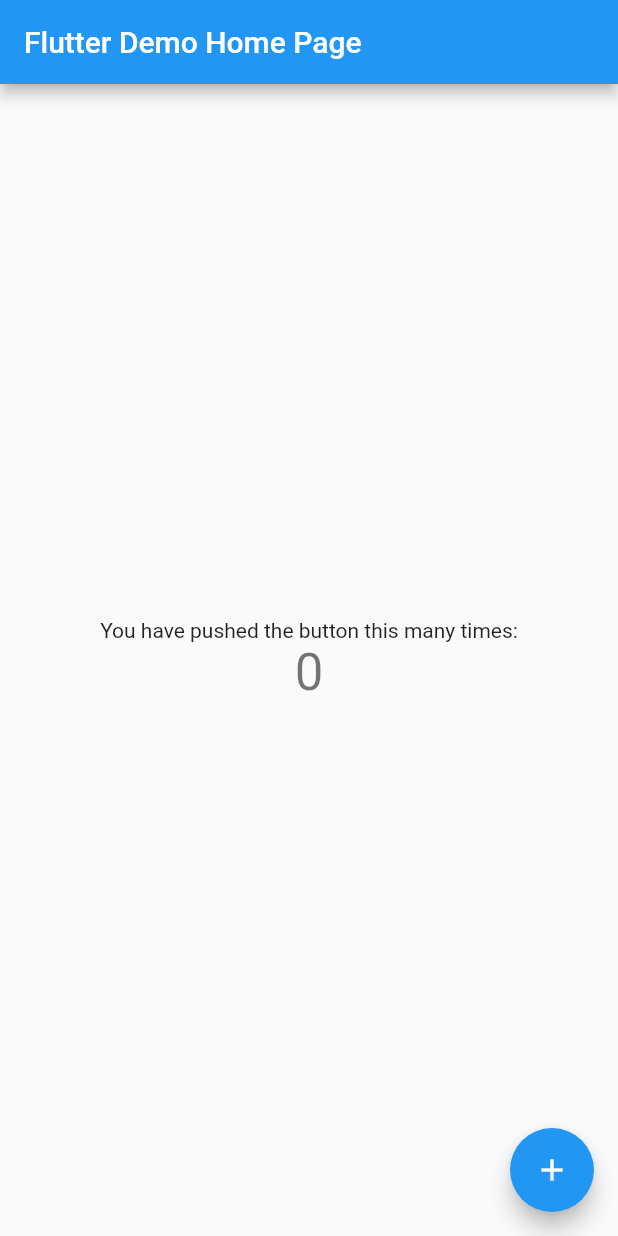
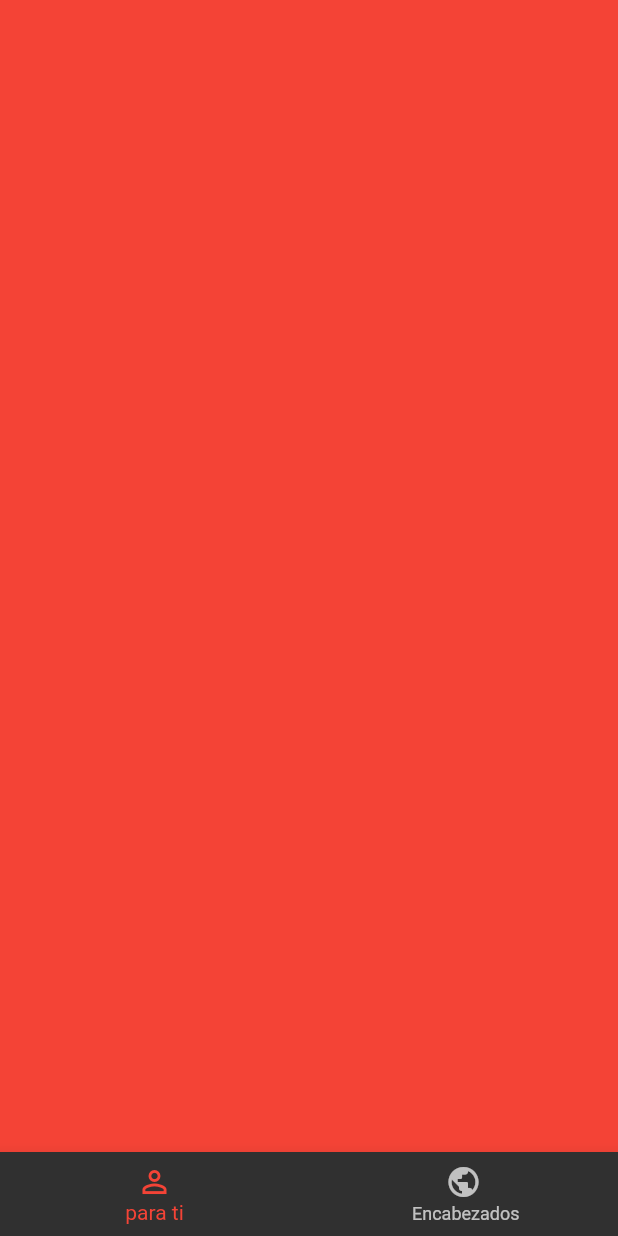
Before and after one commit to wallas83/flutterIntermediate, a Flutter app: the screen it shows after launch, on a phone screen of 412 x 824 dp. Run offline on Flutter 3.47's test engine with Material 2 defaults, Android fonts, the phone set to English and light mode, and no system bars.

```diff
--- a/lib/main.dart
+++ b/lib/main.dart
@@ -1,117 +1,17 @@
 import 'package:flutter/material.dart';
+import 'package:news_app/src/pages/tabs_page.dart';
+import 'package:news_app/src/theme/tema.dart';
 
-void main() {
-  runApp(MyApp());
-}
+void main() => runApp(MyApp());
 
 class MyApp extends StatelessWidget {
-  // This widget is the root of your application.
   @override
   Widget build(BuildContext context) {
     return MaterialApp(
-      title: 'Flutter Demo',
-      theme: ThemeData(
-        // This is the theme of your application.
-        //
-        // Try running your application with "flutter run". You'll see the
-        // application has a blue toolbar. Then, without quitting the app, try
-        // changing the primarySwatch below to Colors.green and then invoke
-        // "hot reload" (press "r" in the console where you ran "flutter run",
-        // or simply save your changes to "hot reload" in a Flutter IDE).
-        // Notice that the counter didn't reset back to zero; the application
-        // is not restarted.
-        primarySwatch: Colors.blue,
-        // This makes the visual density adapt to the platform that you run
-        // the app on. For desktop platforms, the controls will be smaller and
-        // closer together (more dense) than on mobile platforms.
-        visualDensity: VisualDensity.adaptivePlatformDensity,
-      ),
-      home: MyHomePage(title: 'Flutter Demo Home Page'),
+      debugShowCheckedModeBanner: false,
+      theme: miTema,
+      title: 'Material App',
+      home: Tabspage()
     );
   }
 }
-
-class MyHomePage extends StatefulWidget {
-  MyHomePage({Key key, this.title}) : super(key: key);
-
-  // This widget is the home page of your application. It is stateful, meaning
-  // that it has a State object (defined below) that contains fields that affect
-  // how it looks.
-
-  // This class is the configuration for the state. It holds the values (in this
-  // case the title) provided by the parent (in this case the App widget) and
-  // used by the build method of the State. Fields in a Widget subclass are
-  // always marked "final".
-
-  final String title;
-
-  @override
-  _MyHomePageState createState() => _MyHomePageState();
-}
-
-class _MyHomePageState extends State<MyHomePage> {
-  int _counter = 0;
-
-  void _incrementCounter() {
-    setState(() {
-      // This call to setState tells the Flutter framework that something has
-      // changed in this State, which causes it to rerun the build method below
-      // so that the display can reflect the updated values. If we changed
-      // _counter without calling setState(), then the build method would not be
-      // called again, and so nothing would appear to happen.
-      _counter++;
-    });
-  }
-
-  @override
-  Widget build(BuildContext context) {
-    // This method is rerun every time setState is called, for instance as done
-    // by the _incrementCounter method above.
-    //
-    // The Flutter framework has been optimized to make rerunning build methods
-    // fast, so that you can just rebuild anything that needs updating rather
-    // than having to individually change instances of widgets.
-    return Scaffold(
-      appBar: AppBar(
-        // Here we take the value from the MyHomePage object that was created by
-        // the App.build method, and use it to set our appbar title.
-        title: Text(widget.title),
-      ),
-      body: Center(
-        // Center is a layout widget. It takes a single child and positions it
-        // in the middle of the parent.
-        child: Column(
-          // Column is also a layout widget. It takes a list of children and
-          // arranges them vertically. By default, it sizes itself to fit its
-          // children horizontally, and tries to be as tall as its parent.
-          //
-          // Invoke "debug painting" (press "p" in the console, choose the
-          // "Toggle Debug Paint" action from the Flutter Inspector in Android
-          // Studio, or the "Toggle Debug Paint" command in Visual Studio Code)
-          // to see the wireframe for each widget.
-          //
-          // Column has various properties to control how it sizes itself and
-          // how it positions its children. Here we use mainAxisAlignment to
-          // center the children vertically; the main axis here is the vertical
-          // axis because Columns are vertical (the cross axis would be
-          // horizontal).
-          mainAxisAlignment: MainAxisAlignment.center,
-          children: <Widget>[
-            Text(
-              'You have pushed the button this many times:',
-            ),
-            Text(
-              '$_counter',
-              style: Theme.of(context).textTheme.headline4,
-            ),
-          ],
-        ),
-      ),
-      floatingActionButton: FloatingActionButton(
-        onPressed: _incrementCounter,
-        tooltip: 'Increment',
-        child: Icon(Icons.add),
-      ), // This trailing comma makes auto-formatting nicer for build methods.
-    );
-  }
-}
--- /dev/null
+++ b/lib/src/pages/tabs_page.dart
@@ -0,0 +1,75 @@
+import 'package:flutter/material.dart';
+import 'package:provider/provider.dart';
+
+class Tabspage extends StatelessWidget {
+  const Tabspage({Key key}) : super(key: key);
+
+  @override
+  Widget build(BuildContext context) {
+    return ChangeNotifierProvider(
+      create: (_) => new _NavegacionModel(),
+          child: Scaffold(
+        body: _Paginas(),
+        bottomNavigationBar: _Navegacion(),
+      ),
+    );
+  }
+}
+
+class _Navegacion extends StatelessWidget {
+  @override
+  Widget build(BuildContext context) {
+    //simula un singleton
+    final navegacionModel = Provider.of<_NavegacionModel>(context);
+    print('muestra la navegacionModel');
+    print(navegacionModel._paginaActual);
+    return BottomNavigationBar(
+      currentIndex: navegacionModel.paginaActual ,
+      onTap: (i) => navegacionModel.paginaActual = i ,
+      items: [
+      BottomNavigationBarItem(
+          icon: Icon(Icons.person_outline), title: Text('para ti')),
+      BottomNavigationBarItem(
+          icon: Icon(Icons.public), title: Text(' Encabezados'))
+    ]);
+  }
+}
+
+class _Paginas extends StatelessWidget {
+  @override
+  Widget build(BuildContext context) {
+
+
+  final navigationModel = Provider.of<_NavegacionModel>(context);
+    return PageView(
+      controller: navigationModel.pageController ,
+     // physics: BouncingScrollPhysics(),
+      physics: NeverScrollableScrollPhysics(),
+      children: <Widget>[
+        Container(
+          color: Colors.red,
+        ),
+        Container(
+          color: Colors.green,
+        )
+      ],
+    );
+  }
+}
+
+
+
+class _NavegacionModel with ChangeNotifier{
+
+  int _paginaActual = 0;
+  PageController _pageController =  PageController();
+  int get paginaActual => this._paginaActual;
+
+  PageController get pageController => this._pageController;
+
+  set paginaActual( int valor) {
+    this._paginaActual = valor;
+    _pageController.animateToPage(valor, duration: Duration(microseconds: 3000), curve:Curves.easeOut );    //notifica a todos los que lo escuchan
+    notifyListeners();
+  }
+}
--- /dev/null
+++ b/lib/src/theme/tema.dart
@@ -0,0 +1,5 @@
+import 'package:flutter/material.dart';
+
+final miTema = ThemeData.dark().copyWith(
+  accentColor: Colors.red
+);
--- a/pubspec.yaml
+++ b/pubspec.yaml
@@ -28,6 +28,7 @@ dependencies:
   # The following adds the Cupertino Icons font to your application.
   # Use with the CupertinoIcons class for iOS style icons.
   cupertino_icons: ^0.1.3
+  provider: ^4.1.0
 
 dev_dependencies:
   flutter_test:
```
Also changed, not shown: lib/src/pages/tab1_page.dart (added), lib/src/pages/tab2_page.dart (added), pubspec.lock, 1 other file.
